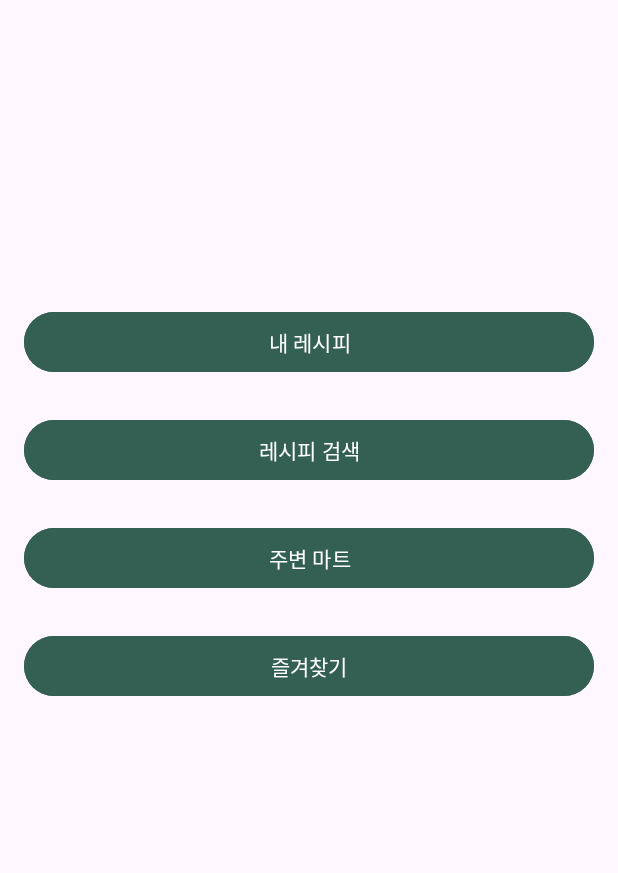
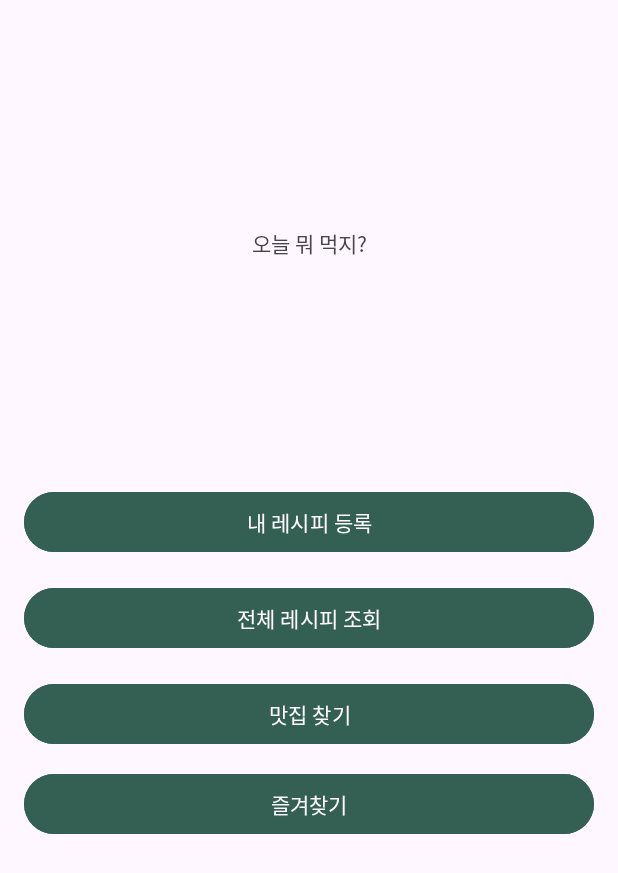
Before and after one commit to youarebin/TastyRoutes, an Android app: the screen it shows after launch (MainActivity), on a phone screen of 412 x 824 dp. Shown: the top 873 px of the screen. Run offline under Robolectric (Android 15) with nearby library versions, the phone set to English and light mode, and no system bars.

Commit message:
viewModel 구현

```diff
--- /dev/null
+++ b/app/src/main/res/drawable/searchview_background.xml
@@ -0,0 +1,6 @@
+<?xml version="1.0" encoding="utf-8"?>
+<shape xmlns:android="http://schemas.android.com/apk/res/android">
+    <solid android:color="#FFFFFF"/> <!-- 배경색 (흰색) -->
+    <corners android:radius="16dp"/> <!-- 둥근 모서리 (반경 16dp) -->
+    <stroke android:color="#345F53" android:width="2dp"/>
+</shape>
--- a/app/src/main/res/layout/activity_main.xml
+++ b/app/src/main/res/layout/activity_main.xml
@@ -2,7 +2,7 @@
 <androidx.constraintlayout.widget.ConstraintLayout xmlns:android="http://schemas.android.com/apk/res/android"
     xmlns:app="http://schemas.android.com/apk/res-auto"
     xmlns:tools="http://schemas.android.com/tools"
-    android:id="@+id/main"
+    android:id="@+id/my_recipe"
     android:layout_width="match_parent"
     android:layout_height="match_parent"
     tools:context=".MainActivity">
@@ -12,37 +12,26 @@
         android:layout_width="match_parent"
         android:layout_height="wrap_content"
         android:layout_marginStart="16dp"
-        android:layout_marginTop="204dp"
+        android:layout_marginTop="324dp"
         android:layout_marginEnd="16dp"
         android:backgroundTint="#345F53"
-        android:text="내 레시피"
+        android:text="내 레시피 등록"
         app:layout_constraintEnd_toEndOf="parent"
+        app:layout_constraintHorizontal_bias="0.0"
         app:layout_constraintStart_toStartOf="parent"
         app:layout_constraintTop_toTopOf="parent" />
-
-    <Button
-        android:id="@+id/searchRecipeBtn"
-        android:layout_width="match_parent"
-        android:layout_height="wrap_content"
-        android:layout_marginStart="16dp"
-        android:layout_marginTop="24dp"
-        android:layout_marginEnd="16dp"
-        android:backgroundTint="#345F53"
-        android:text="레시피 검색"
-        app:layout_constraintEnd_toEndOf="parent"
-        app:layout_constraintStart_toStartOf="parent"
-        app:layout_constraintTop_toBottomOf="@+id/myRecipeBtn" />
 
     <Button
         android:id="@+id/button7"
         android:layout_width="match_parent"
         android:layout_height="wrap_content"
         android:layout_marginStart="16dp"
-        android:layout_marginTop="24dp"
+        android:layout_marginTop="12dp"
         android:layout_marginEnd="16dp"
         android:backgroundTint="#345F53"
         android:text="즐겨찾기"
         app:layout_constraintEnd_toEndOf="parent"
+        app:layout_constraintHorizontal_bias="0.0"
         app:layout_constraintStart_toStartOf="parent"
         app:layout_constraintTop_toBottomOf="@+id/MarketMapBtn" />
 
@@ -51,12 +40,37 @@
         android:layout_width="match_parent"
         android:layout_height="wrap_content"
         android:layout_marginStart="16dp"
-        android:layout_marginTop="24dp"
+        android:layout_marginTop="16dp"
         android:layout_marginEnd="16dp"
         android:backgroundTint="#345F53"
-        android:text="주변 마트"
+        android:text="맛집 찾기"
         app:layout_constraintEnd_toEndOf="parent"
+        app:layout_constraintHorizontal_bias="0.0"
         app:layout_constraintStart_toStartOf="parent"
         app:layout_constraintTop_toBottomOf="@+id/searchRecipeBtn" />
 
+    <Button
+        android:id="@+id/searchRecipeBtn"
+        android:layout_width="match_parent"
+        android:layout_height="wrap_content"
+        android:layout_marginStart="16dp"
+        android:layout_marginTop="16dp"
+        android:layout_marginEnd="16dp"
+        android:backgroundTint="#345F53"
+        android:text="전체 레시피 조회"
+        app:layout_constraintEnd_toEndOf="parent"
+        app:layout_constraintHorizontal_bias="0.0"
+        app:layout_constraintStart_toStartOf="parent"
+        app:layout_constraintTop_toBottomOf="@+id/myRecipeBtn" />
+
+    <TextView
+        android:id="@+id/textView"
+        android:layout_width="wrap_content"
+        android:layout_height="wrap_content"
+        android:text="오늘 뭐 먹지?"
+        app:layout_constraintBottom_toTopOf="@+id/myRecipeBtn"
+        app:layout_constraintEnd_toEndOf="parent"
+        app:layout_constraintStart_toStartOf="parent"
+        app:layout_constraintTop_toTopOf="parent" />
+
 </androidx.constraintlayout.widget.ConstraintLayout>
--- a/app/src/main/res/layout/activity_myrecipe.xml
+++ /dev/null
@@ -1,6 +0,0 @@
-<?xml version="1.0" encoding="utf-8"?>
-<androidx.constraintlayout.widget.ConstraintLayout xmlns:android="http://schemas.android.com/apk/res/android"
-    android:layout_width="match_parent"
-    android:layout_height="match_parent">
-
-</androidx.constraintlayout.widget.ConstraintLayout>
--- a/app/src/main/res/layout/list_item.xml
+++ b/app/src/main/res/layout/list_item.xml
@@ -22,7 +22,7 @@
         android:layout_width="wrap_content"
         android:layout_height="wrap_content"
         android:layout_marginStart="16dp"
-        android:text="TextView"
+        android:text="Recipe Name"
         app:layout_constraintBottom_toBottomOf="parent"
         app:layout_constraintStart_toEndOf="@+id/imageView"
         app:layout_constraintTop_toTopOf="parent"
@@ -32,7 +32,7 @@
         android:id="@+id/typeOfFood"
         android:layout_width="wrap_content"
         android:layout_height="wrap_content"
-        android:text="TextView"
+        android:text="Food Type"
         app:layout_constraintBottom_toBottomOf="parent"
         app:layout_constraintEnd_toEndOf="parent"
         app:layout_constraintStart_toEndOf="@+id/recipe_name"
--- a/app/src/main/res/values/strings.xml
+++ b/app/src/main/res/values/strings.xml
@@ -1,7 +1,7 @@
 <resources>
     <string name="app_name">FinalProject</string>
     <string name= "food_url">http://openapi.foodsafetykorea.go.kr/api/</string>
-    <string name="key">34bc4b0c785d44638d83</string>
+    <string name="keyId">34bc4b0c785d44638d83</string>
     <string name="serviceId">COOKRCP01</string>
 
     <string-array name="recipe_categories">
```
Also changed, not shown: app/src/main/java/ddwu/com/mobile/finalproject/data/RecipeRepository.kt (added, +16 -0 lines), app/src/main/java/ddwu/com/mobile/finalproject/data/network/RecipeApi.kt (added, +15 -0 lines), app/src/main/java/ddwu/com/mobile/finalproject/data/network/RecipeList.kt (+15 -13 lines), app/src/main/java/ddwu/com/mobile/finalproject/data/network/RecipeService.kt (+42 -12 lines), app/src/main/java/ddwu/com/mobile/finalproject/data/network/RefService.kt (deleted, +0 -20 lines), app/src/main/java/ddwu/com/mobile/finalproject/ui/RecipeAdapter.kt (added, +33 -0 lines), app/src/main/java/ddwu/com/mobile/finalproject/ui/RecipeViewModel.kt (added, +36 -0 lines), app/src/main/java/ddwu/com/mobile/finalproject/ui/RecipeViewModelFactory.kt (added, +14 -0 lines), app/src/main/res/layout/activity_my_recipe.xml (added, +54 -0 lines), app/src/main/res/layout/activity_recipe_list.xml (added, +55 -0 lines), app/src/main/res/layout/activity_add_recipe.xml (renamed from app/src/main/res/layout/activity_addrecipe.xml).
